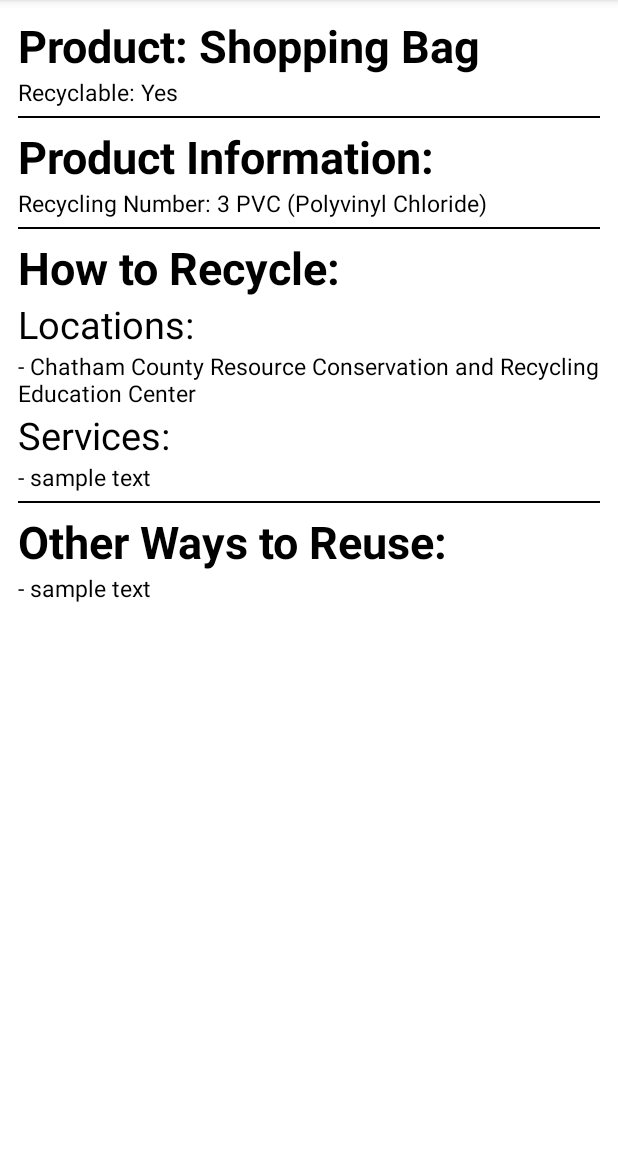
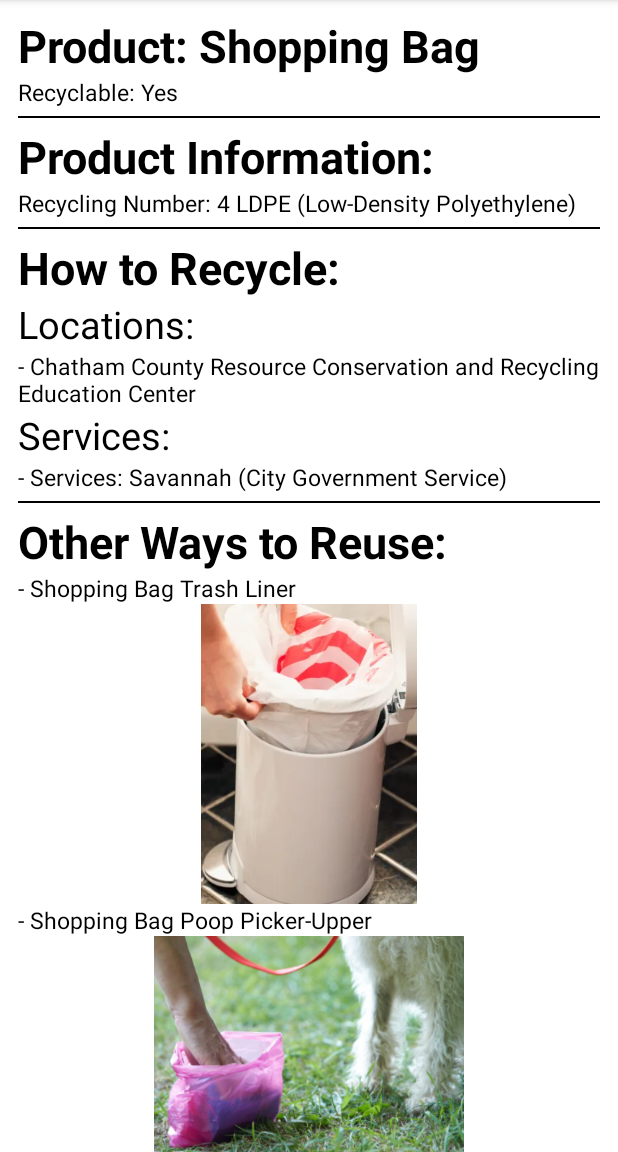
Before and after one commit to BrowerZhang/Salvager, an Android app: the ActivityShoppingBag screen opened directly, with no data from a screen before it, on a phone screen of 412 x 824 dp, the part 84-1236 px from its top. Run offline under Robolectric (Android 15) with nearby library versions, the phone set to English and light mode, and no system bars.

```diff
--- a/app/src/main/res/layout/activity_detergent_bottles.xml
+++ b/app/src/main/res/layout/activity_detergent_bottles.xml
@@ -55,7 +55,7 @@
         android:layout_width="wrap_content"
         android:layout_height="wrap_content"
         android:layout_below="@+id/information"
-        android:text="Recycling Number:  3 PVC (Polyvinyl Chloride)"
+        android:text="Recycling Number: 3 PVC (Polyvinyl Chloride)"
         android:textSize="15sp"
         android:textColor="@color/black"/>
 
--- a/app/src/main/res/layout/activity_milk_carton.xml
+++ b/app/src/main/res/layout/activity_milk_carton.xml
@@ -159,7 +159,7 @@
             android:layout_width="wrap_content"
             android:layout_height="wrap_content"
             android:layout_below="@+id/waysToReuseImage"
-            android:text="- Milk Jug Scoop"
+            android:text="- Milk Carton Scoop"
             android:textSize="15sp"
             android:textColor="@color/black"/>
 
--- a/app/src/main/res/layout/activity_shopping_bag.xml
+++ b/app/src/main/res/layout/activity_shopping_bag.xml
@@ -51,7 +51,8 @@
         android:layout_width="wrap_content"
         android:layout_height="wrap_content"
         android:layout_below="@+id/information"
-        android:text="Recycling Number: 3 PVC (Polyvinyl Chloride)"
+        android:text="Recycling Number: 4 LDPE (Low-Density Polyethylene)
+"
         android:textSize="15sp"
         android:textColor="@color/black"/>
 
@@ -106,7 +107,7 @@
         android:layout_width="wrap_content"
         android:layout_height="wrap_content"
         android:layout_below="@+id/howToRecycle2"
-        android:text="- sample text"
+        android:text="- Services: Savannah (City Government Service)"
         android:textSize="15sp"
         android:textColor="@color/black"/>
 
@@ -134,8 +135,35 @@
         android:layout_width="wrap_content"
         android:layout_height="wrap_content"
         android:layout_below="@+id/Reuse"
-        android:text="- sample text"
+        android:text="- Shopping Bag Trash Liner"
         android:textSize="15sp"
         android:textColor="@color/black"/>
 
+    <ImageView
+        android:id="@+id/waysToReuseImage"
+        android:layout_width="match_parent"
+        android:layout_height="200dp"
+        android:layout_below="@+id/waysToReuse"
+        android:layout_marginTop="0dp"
+        android:layout_centerInParent="true"
+        android:src="@drawable/pb_trash" />
+
+    <TextView
+        android:id="@+id/waysToReuse2"
+        android:layout_width="wrap_content"
+        android:layout_height="wrap_content"
+        android:layout_below="@+id/waysToReuseImage"
+        android:text="- Shopping Bag Poop Picker-Upper"
+        android:textSize="15sp"
+        android:textColor="@color/black"/>
+
+    <ImageView
+        android:id="@+id/waysToReuseImage2"
+        android:layout_width="match_parent"
+        android:layout_height="200dp"
+        android:layout_below="@+id/waysToReuse2"
+        android:layout_marginTop="0dp"
+        android:layout_centerInParent="true"
+        android:src="@drawable/pb_poop" />
+
 </RelativeLayout>
```
Also changed, not shown: app/src/main/res/drawable/pb_poop.PNG (added), app/src/main/res/drawable/pb_trash.PNG (added).
